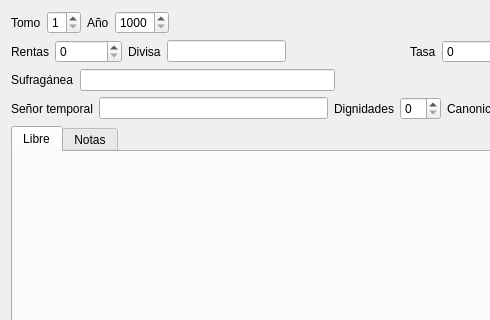
Qt form gui/dlgdiocesisdetalles.ui (rogorido/qtpredicadores) before a commit; both pictures show x 0 to 490 and y 0 to 320 of the 684 by 462 pixel window.
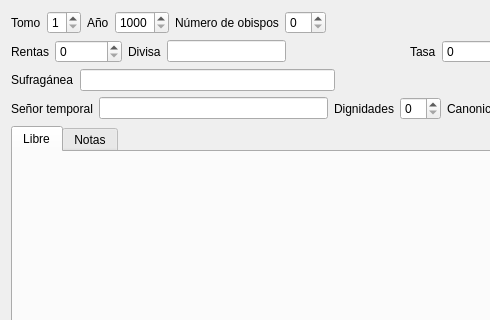
The same form after that commit. Custom widgets are drawn as their Qt base class.

Commit message: Añadido campo a lo de economía de diócesis

What changed in the file:
```diff
--- a/gui/dlgdiocesisdetalles.ui
+++ b/gui/dlgdiocesisdetalles.ui
@@ -56,6 +56,19 @@
        </property>
       </widget>
      </item>
+     <item>
+      <widget class="QLabel" name="label_12">
+       <property name="text">
+        <string>Número de obispos</string>
+       </property>
+       <property name="buddy">
+        <cstring>spNumeroObispos</cstring>
+       </property>
+      </widget>
+     </item>
+     <item>
+      <widget class="QSpinBox" name="spNumeroObispos"/>
+     </item>
      <item>
       <spacer name="horizontalSpacer_2">
        <property name="orientation">
```
Left out of the diff: 1 changed line with no effect on the pictures. The commit also changes 1 other file.
